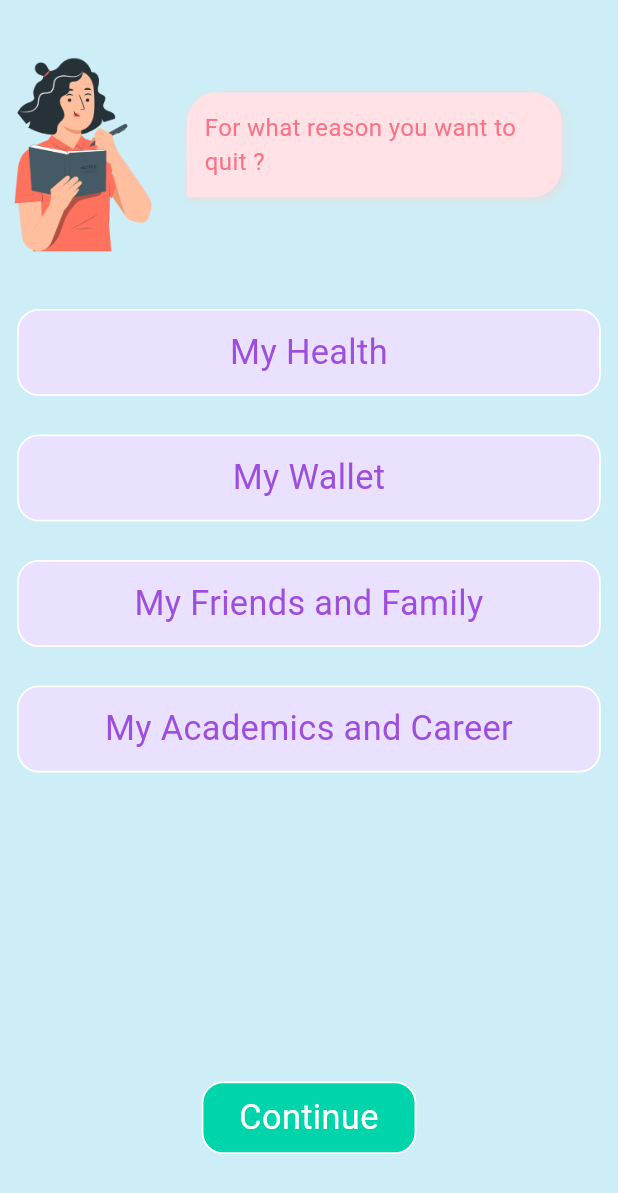
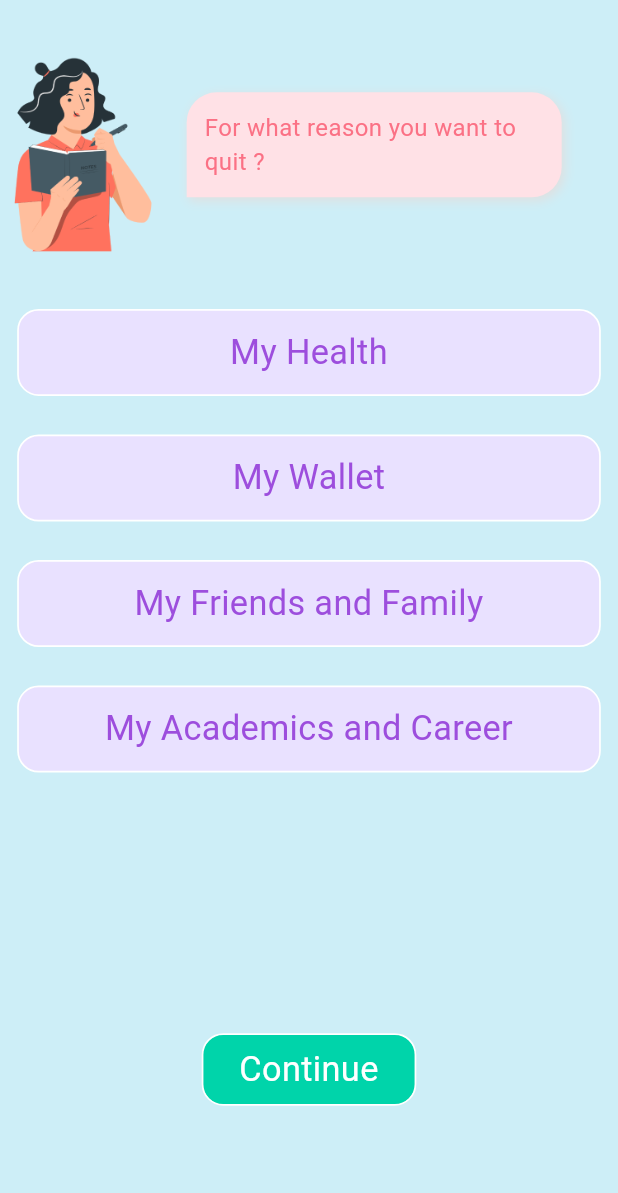
Before and after one commit to neeraj9649/sih, a Flutter app: the Screen6 screen opened directly, after a tap on "Continue", on a phone screen of 412 x 824 dp. Shown: the top 1193 px of the screen. Run offline on Flutter 3.47's test engine with Material 3 defaults, Android fonts, the phone set to English and light mode, and no system bars; our stand-ins replace flutter_screenutil, flutter_svg, google_fonts; project files that could hold a hidden picture were left out.

Commit message:
make it responsive

```diff
--- a/lib/Screen/OnBoard_Screen/Screen10.dart
+++ b/lib/Screen/OnBoard_Screen/Screen10.dart
@@ -73,7 +73,7 @@ class _Screen10State extends State<Screen10> {
               ),
             ),
             SizedBox(
-              height: 800.h,
+              height: 700.h,
             ),
             Center(
               child: SizedBox(
--- a/lib/Screen/OnBoard_Screen/Screen6.dart
+++ b/lib/Screen/OnBoard_Screen/Screen6.dart
@@ -58,7 +58,7 @@ class _Screen6State extends State<Screen6> {
               ),
             ),
             SizedBox(
-              height: 1100.h,
+              height: 1000.h,
             ),
             Center(
               child: SizedBox(
--- a/lib/Screen/OnBoard_Screen/Screen7.dart
+++ b/lib/Screen/OnBoard_Screen/Screen7.dart
@@ -86,7 +86,7 @@ class _Screen7State extends State<Screen7> {
               ),
             ),
             SizedBox(
-              height: 600.h,
+              height: 500.h,
             ),
             Center(
               child: SizedBox(
--- a/lib/Screen/OnBoard_Screen/Screen8.dart
+++ b/lib/Screen/OnBoard_Screen/Screen8.dart
@@ -136,7 +136,7 @@ class _Screen8State extends State<Screen8> {
               ),
             ),
             SizedBox(
-              height: 750.h,
+              height: 650.h,
             ),
             Center(
               child: SizedBox(
--- a/lib/Screen/OnBoard_Screen/Screen9.dart
+++ b/lib/Screen/OnBoard_Screen/Screen9.dart
@@ -71,7 +71,7 @@ class _Screen9State extends State<Screen9> {
               ),
             ),
             SizedBox(
-              height: 850.h,
+              height: 750.h,
             ),
             Center(
               child: SizedBox(
```
Also changed, not shown: 3 other files.
